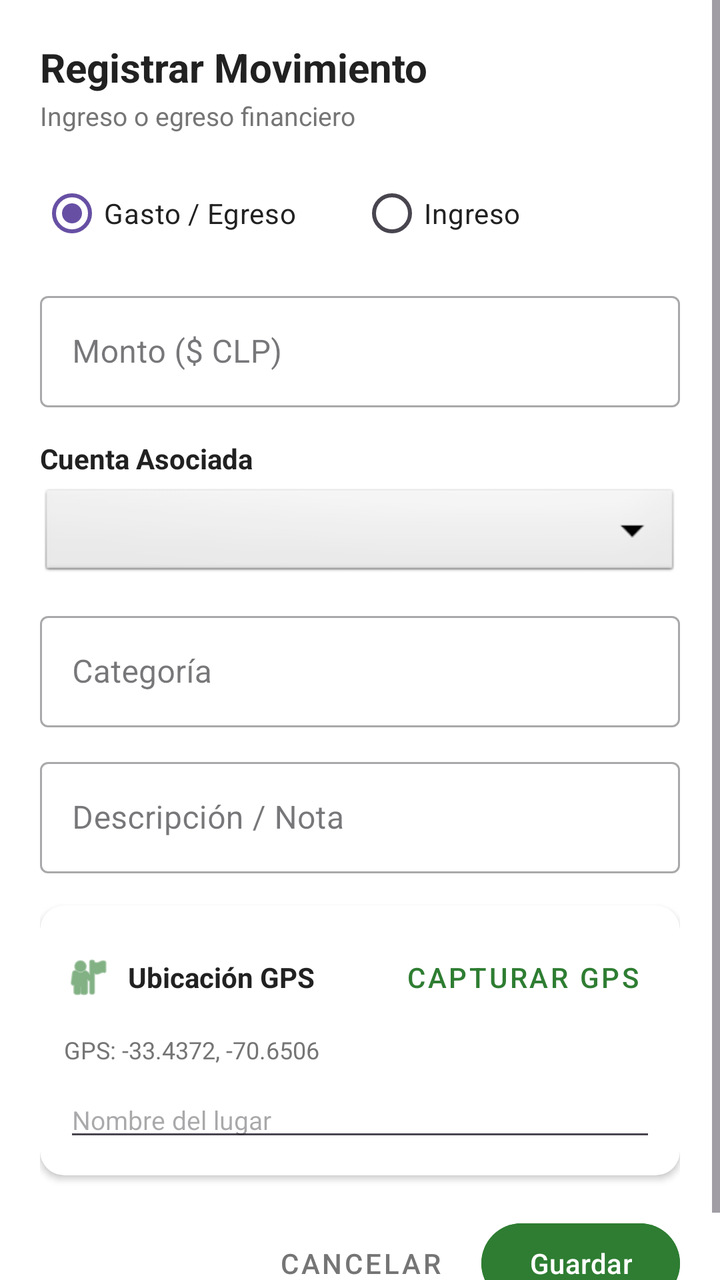
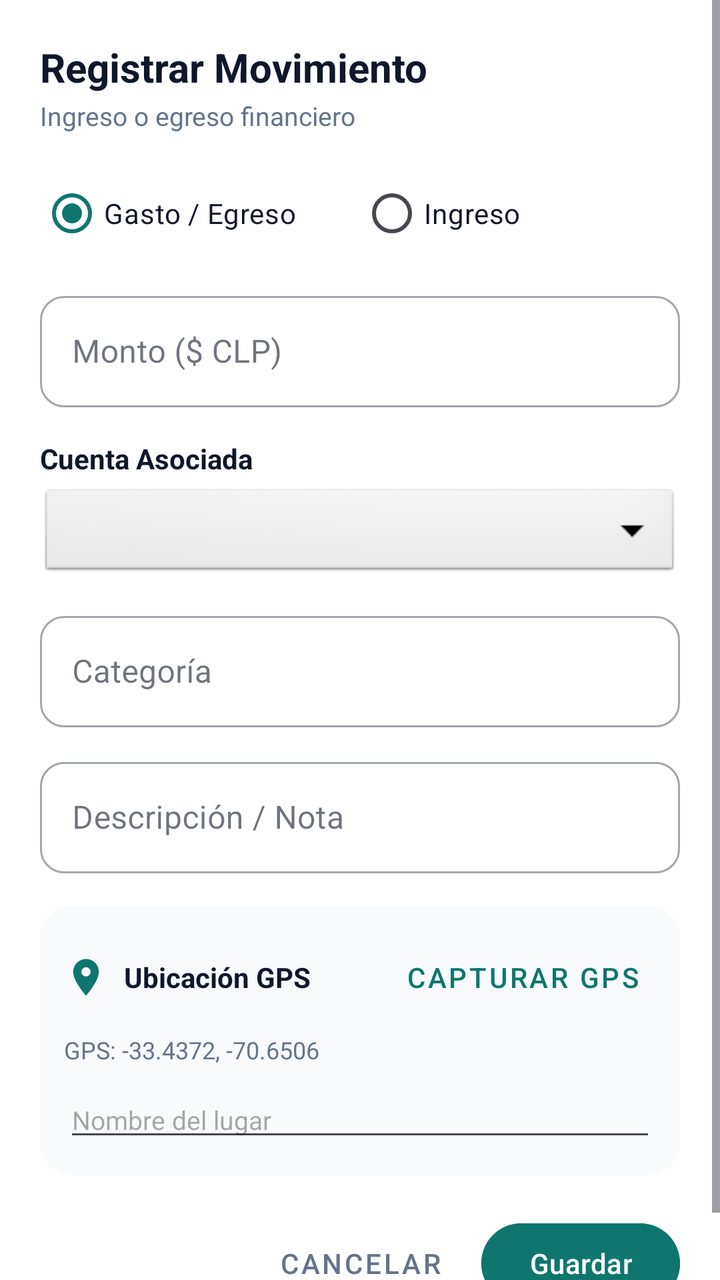

Compare the two renders of this Android layout. The source of the first and the diff that turns it into the second are given below.
<!-- AndroidManifest.xml: application theme Theme.CashoLocal -->
<!-- res/layout/dialog_add_transaction.xml -->
<?xml version="1.0" encoding="utf-8"?>
<ScrollView xmlns:android="http://schemas.android.com/apk/res/android"
    xmlns:app="http://schemas.android.com/apk/res-auto"
    xmlns:tools="http://schemas.android.com/tools"
    android:id="@+id/scrollnuevatransaccion"
    android:layout_width="match_parent"
    android:layout_height="wrap_content"
    android:background="#FFFFFF"
    tools:context=".AddTransactionDialogFragment">

    <LinearLayout
        android:id="@+id/llcontenedorraizdialogo"
        android:layout_width="match_parent"
        android:layout_height="wrap_content"
        android:orientation="vertical"
        android:padding="20dp">

        
        <TextView
            android:id="@+id/tvtituloregistrarmovimiento"
            android:layout_width="wrap_content"
            android:layout_height="wrap_content"
            android:text="@string/dialog_title"
            android:textColor="#212121"
            android:textSize="20sp"
            android:textStyle="bold" />

        <TextView
            android:id="@+id/tvsubtitulomovimiento"
            android:layout_width="wrap_content"
            android:layout_height="wrap_content"
            android:layout_marginTop="2dp"
            android:text="@string/dialog_subtitle"
            android:textColor="#757575"
            android:textSize="13sp" />

        
        <RadioGroup
            android:id="@+id/rgtipomovimiento"
            android:layout_width="match_parent"
            android:layout_height="wrap_content"
            android:layout_marginTop="16dp"
            android:orientation="horizontal">

            <RadioButton
                android:id="@+id/rbgasto"
                android:layout_width="0dp"
                android:layout_height="wrap_content"
                android:layout_weight="1"
                android:checked="true"
                android:text="@string/rb_expense_label"
                android:textColor="#212121" />

            <RadioButton
                android:id="@+id/rbingreso"
                android:layout_width="0dp"
                android:layout_height="wrap_content"
                android:layout_weight="1"
                android:text="@string/rb_income_label"
                android:textColor="#212121" />

        </RadioGroup>

        
        <com.google.android.material.textfield.TextInputLayout
            android:id="@+id/tilcontenedormonto"
            style="@style/Widget.MaterialComponents.TextInputLayout.OutlinedBox"
            android:layout_width="match_parent"
            android:layout_height="wrap_content"
            android:layout_marginTop="12dp"
            android:hint="@string/amount_hint">

            <com.google.android.material.textfield.TextInputEditText
                android:id="@+id/etmonto"
                android:layout_width="match_parent"
                android:layout_height="wrap_content"
                android:inputType="numberDecimal" />

        </com.google.android.material.textfield.TextInputLayout>

        
        <TextView
            android:id="@+id/tvetiquetacuentaasociada"
            android:layout_width="wrap_content"
            android:layout_height="wrap_content"
            android:layout_marginTop="16dp"
            android:text="@string/associated_account_label"
            android:textColor="#212121"
            android:textSize="14sp"
            android:textStyle="bold" />

        <Spinner
            android:id="@+id/spcuentaasociada"
            android:layout_width="match_parent"
            android:layout_height="48dp"
            android:layout_marginTop="4dp"
            android:background="@android:drawable/btn_dropdown" />

        
        <com.google.android.material.textfield.TextInputLayout
            android:id="@+id/tilcontenedorcategoria"
            style="@style/Widget.MaterialComponents.TextInputLayout.OutlinedBox"
            android:layout_width="match_parent"
            android:layout_height="wrap_content"
            android:layout_marginTop="12dp"
            android:hint="@string/category_hint">

            <com.google.android.material.textfield.TextInputEditText
                android:id="@+id/etcategoria"
                android:layout_width="match_parent"
                android:layout_height="wrap_content"
                android:inputType="text" />

        </com.google.android.material.textfield.TextInputLayout>

        
        <com.google.android.material.textfield.TextInputLayout
            android:id="@+id/tilcontenedordescripcion"
            style="@style/Widget.MaterialComponents.TextInputLayout.OutlinedBox"
            android:layout_width="match_parent"
            android:layout_height="wrap_content"
            android:layout_marginTop="12dp"
            android:hint="@string/description_hint">

            <com.google.android.material.textfield.TextInputEditText
                android:id="@+id/etdescripcionnota"
                android:layout_width="match_parent"
                android:layout_height="wrap_content"
                android:inputType="textMultiLine" />

        </com.google.android.material.textfield.TextInputLayout>

        
        <androidx.cardview.widget.CardView
            android:id="@+id/cvpanelgps"
            android:layout_width="match_parent"
            android:layout_height="wrap_content"
            android:layout_marginTop="16dp"
            app:cardCornerRadius="12dp"
            app:cardElevation="2dp">

            <LinearLayout
                android:id="@+id/llcontenedorgps"
                android:layout_width="match_parent"
                android:layout_height="wrap_content"
                android:orientation="vertical"
                android:padding="12dp">

                <LinearLayout
                    android:id="@+id/llcabeceragps"
                    android:layout_width="match_parent"
                    android:layout_height="wrap_content"
                    android:gravity="center_vertical"
                    android:orientation="horizontal">

                    <ImageView
                        android:id="@+id/imgiconogps"
                        android:layout_width="24dp"
                        android:layout_height="24dp"
                        android:contentDescription="@string/gps_title"
                        android:src="@android:drawable/ic_menu_myplaces"
                        app:tint="#2E7D32" />

                    <TextView
                        android:id="@+id/tvtituloubicacion"
                        android:layout_width="0dp"
                        android:layout_height="wrap_content"
                        android:layout_marginStart="8dp"
                        android:layout_weight="1"
                        android:text="@string/gps_title"
                        android:textColor="#212121"
                        android:textSize="14sp"
                        android:textStyle="bold" />

                    <com.google.android.material.button.MaterialButton
                        android:id="@+id/btncapturargps"
                        style="@style/Widget.MaterialComponents.Button.TextButton"
                        android:layout_width="wrap_content"
                        android:layout_height="wrap_content"
                        android:text="@string/capture_gps_btn"
                        android:textColor="#2E7D32" />

                </LinearLayout>

                <TextView
                    android:id="@+id/tvcoordenadasgps"
                    android:layout_width="wrap_content"
                    android:layout_height="wrap_content"
                    android:layout_marginTop="4dp"
                    android:text="@string/default_gps_coords"
                    android:textColor="#757575"
                    android:textSize="12sp" />

                <com.google.android.material.textfield.TextInputEditText
                    android:id="@+id/etnombrelugar"
                    android:layout_width="match_parent"
                    android:layout_height="wrap_content"
                    android:layout_marginTop="8dp"
                    android:hint="@string/place_name_hint"
                    android:inputType="text"
                    android:textSize="13sp" />

            </LinearLayout>

        </androidx.cardview.widget.CardView>

        
        <LinearLayout
            android:id="@+id/llaccionesdialogo"
            android:layout_width="match_parent"
            android:layout_height="wrap_content"
            android:layout_marginTop="20dp"
            android:gravity="end"
            android:orientation="horizontal">

            <com.google.android.material.button.MaterialButton
                android:id="@+id/btncancelarmovimiento"
                style="@style/Widget.MaterialComponents.Button.TextButton"
                android:layout_width="wrap_content"
                android:layout_height="wrap_content"
                android:text="@string/cancel_btn"
                android:textColor="#757575" />

            <com.google.android.material.button.MaterialButton
                android:id="@+id/btnguardarmovimiento"
                android:layout_width="wrap_content"
                android:layout_height="wrap_content"
                android:layout_marginStart="12dp"
                android:backgroundTint="#2E7D32"
                android:text="@string/save_btn"
                android:textColor="#FFFFFF" />

        </LinearLayout>

    </LinearLayout>

</ScrollView>
<!-- resources referenced by this layout -->
<resources>
  <string name="amount_hint">Monto ($ CLP)</string>
  <string name="associated_account_label">Cuenta Asociada</string>
  <string name="cancel_btn">Cancelar</string>
  <string name="capture_gps_btn">Capturar GPS</string>
  <string name="category_hint">Categoría</string>
  <string name="default_gps_coords">GPS: -33.4372, -70.6506</string>
  <string name="description_hint">Descripción / Nota</string>
  <string name="dialog_subtitle">Ingreso o egreso financiero</string>
  <string name="dialog_title">Registrar Movimiento</string>
  <string name="gps_title">Ubicación GPS</string>
  <string name="place_name_hint">Nombre del lugar</string>
  <string name="rb_expense_label">Gasto / Egreso</string>
  <string name="rb_income_label">Ingreso</string>
  <string name="save_btn">Guardar</string>
  <style name="Theme.CashoLocal" parent="Base.Theme.CashoLocal" />
  <style name="Base.Theme.CashoLocal" parent="Theme.Material3.DayNight.NoActionBar">
          
          
      </style>
</resources>

<!-- the commit's change to res/layout/dialog_add_transaction.xml (unified diff, before → after) -->
@@ -5,7 +5,7 @@
     android:id="@+id/scrollnuevatransaccion"
     android:layout_width="match_parent"
     android:layout_height="wrap_content"
-    android:background="#FFFFFF"
+    android:background="@color/surface_light"
     tools:context=".AddTransactionDialogFragment">
 
     <LinearLayout
@@ -21,7 +21,7 @@
             android:layout_width="wrap_content"
             android:layout_height="wrap_content"
             android:text="@string/dialog_title"
-            android:textColor="#212121"
+            android:textColor="@color/text_primary"
             android:textSize="20sp"
             android:textStyle="bold" />
 
@@ -31,7 +31,7 @@
             android:layout_height="wrap_content"
             android:layout_marginTop="2dp"
             android:text="@string/dialog_subtitle"
-            android:textColor="#757575"
+            android:textColor="@color/text_secondary"
             android:textSize="13sp" />
 
         
@@ -49,7 +49,7 @@
                 android:layout_weight="1"
                 android:checked="true"
                 android:text="@string/rb_expense_label"
-                android:textColor="#212121" />
+                android:textColor="@color/text_primary" />
 
             <RadioButton
                 android:id="@+id/rbingreso"
@@ -57,7 +57,7 @@
                 android:layout_height="wrap_content"
                 android:layout_weight="1"
                 android:text="@string/rb_income_label"
-                android:textColor="#212121" />
+                android:textColor="@color/text_primary" />
 
         </RadioGroup>
 
@@ -68,13 +68,18 @@
             android:layout_width="match_parent"
             android:layout_height="wrap_content"
             android:layout_marginTop="12dp"
-            android:hint="@string/amount_hint">
+            android:hint="@string/amount_hint"
+            app:boxCornerRadiusBottomEnd="12dp"
+            app:boxCornerRadiusBottomStart="12dp"
+            app:boxCornerRadiusTopEnd="12dp"
+            app:boxCornerRadiusTopStart="12dp">
 
             <com.google.android.material.textfield.TextInputEditText
                 android:id="@+id/etmonto"
                 android:layout_width="match_parent"
                 android:layout_height="wrap_content"
-                android:inputType="numberDecimal" />
+                android:inputType="numberDecimal"
+                android:textColor="@color/text_primary" />
 
         </com.google.android.material.textfield.TextInputLayout>
 
@@ -85,7 +90,7 @@
             android:layout_height="wrap_content"
             android:layout_marginTop="16dp"
             android:text="@string/associated_account_label"
-            android:textColor="#212121"
+            android:textColor="@color/text_primary"
             android:textSize="14sp"
             android:textStyle="bold" />
 
@@ -103,13 +108,18 @@
             android:layout_width="match_parent"
             android:layout_height="wrap_content"
             android:layout_marginTop="12dp"
-            android:hint="@string/category_hint">
+            android:hint="@string/category_hint"
+            app:boxCornerRadiusBottomEnd="12dp"
+            app:boxCornerRadiusBottomStart="12dp"
+            app:boxCornerRadiusTopEnd="12dp"
+            app:boxCornerRadiusTopStart="12dp">
 
             <com.google.android.material.textfield.TextInputEditText
                 android:id="@+id/etcategoria"
                 android:layout_width="match_parent"
                 android:layout_height="wrap_content"
-                android:inputType="text" />
+                android:inputType="text"
+                android:textColor="@color/text_primary" />
 
         </com.google.android.material.textfield.TextInputLayout>
 
@@ -120,13 +130,18 @@
             android:layout_width="match_parent"
             android:layout_height="wrap_content"
             android:layout_marginTop="12dp"
-            android:hint="@string/description_hint">
+            android:hint="@string/description_hint"
+            app:boxCornerRadiusBottomEnd="12dp"
+            app:boxCornerRadiusBottomStart="12dp"
+            app:boxCornerRadiusTopEnd="12dp"
+            app:boxCornerRadiusTopStart="12dp">
 
             <com.google.android.material.textfield.TextInputEditText
                 android:id="@+id/etdescripcionnota"
                 android:layout_width="match_parent"
                 android:layout_height="wrap_content"
-                android:inputType="textMultiLine" />
+                android:inputType="textMultiLine"
+                android:textColor="@color/text_primary" />
 
         </com.google.android.material.textfield.TextInputLayout>
 
@@ -136,8 +151,9 @@
             android:layout_width="match_parent"
             android:layout_height="wrap_content"
             android:layout_marginTop="16dp"
-            app:cardCornerRadius="12dp"
-            app:cardElevation="2dp">
+            app:cardBackgroundColor="@color/background_light"
+            app:cardCornerRadius="16dp"
+            app:cardElevation="0dp">
 
             <LinearLayout
                 android:id="@+id/llcontenedorgps"
@@ -155,11 +171,11 @@
 
                     <ImageView
                         android:id="@+id/imgiconogps"
-                        android:layout_width="24dp"
-                        android:layout_height="24dp"
+                        android:layout_width="22dp"
+                        android:layout_height="22dp"
                         android:contentDescription="@string/gps_title"
-                        android:src="@android:drawable/ic_menu_myplaces"
-                        app:tint="#2E7D32" />
+                        android:src="@drawable/ic_location"
+                        app:tint="@color/primary" />
 
                     <TextView
                         android:id="@+id/tvtituloubicacion"
@@ -168,7 +184,7 @@
                         android:layout_marginStart="8dp"
                         android:layout_weight="1"
                         android:text="@string/gps_title"
-                        android:textColor="#212121"
+                        android:textColor="@color/text_primary"
                         android:textSize="14sp"
                         android:textStyle="bold" />
 
@@ -178,7 +194,7 @@
                         android:layout_width="wrap_content"
                         android:layout_height="wrap_content"
                         android:text="@string/capture_gps_btn"
-                        android:textColor="#2E7D32" />
+                        android:textColor="@color/primary" />
 
                 </LinearLayout>
 
@@ -188,7 +204,7 @@
                     android:layout_height="wrap_content"
                     android:layout_marginTop="4dp"
                     android:text="@string/default_gps_coords"
-                    android:textColor="#757575"
+                    android:textColor="@color/text_secondary"
                     android:textSize="12sp" />
 
                 <com.google.android.material.textfield.TextInputEditText
@@ -198,6 +214,7 @@
                     android:layout_marginTop="8dp"
                     android:hint="@string/place_name_hint"
                     android:inputType="text"
+                    android:textColor="@color/text_primary"
                     android:textSize="13sp" />
 
             </LinearLayout>
@@ -219,16 +236,16 @@
                 android:layout_width="wrap_content"
                 android:layout_height="wrap_content"
                 android:text="@string/cancel_btn"
-                android:textColor="#757575" />
+                android:textColor="@color/text_secondary" />
 
             <com.google.android.material.button.MaterialButton
                 android:id="@+id/btnguardarmovimiento"
                 android:layout_width="wrap_content"
                 android:layout_height="wrap_content"
                 android:layout_marginStart="12dp"
-                android:backgroundTint="#2E7D32"
+                android:backgroundTint="@color/primary"
                 android:text="@string/save_btn"
-                android:textColor="#FFFFFF" />
+                android:textColor="@color/white" />
 
         </LinearLayout>
 
<!-- resource entries referenced after the edit -->
@@ -1,5 +1,21 @@
 <!-- resources referenced by this layout -->
 <resources>
+  <color name="background_light">#F8FAFC</color>
+  <color name="primary">#0F766E</color>
+  <color name="surface_light">#FFFFFF</color>
+  <color name="text_primary">#0F172A</color>
+  <color name="text_secondary">#64748B</color>
+  <color name="white">#FFFFFFFF</color>
+  <!-- drawable ic_location (drawable) -->
+  <vector xmlns:android="http://schemas.android.com/apk/res/android"
+      android:width="24dp"
+      android:height="24dp"
+      android:viewportWidth="24"
+      android:viewportHeight="24">
+      <path
+          android:fillColor="#FF000000"
+          android:pathData="M12,2C8.13,2 5,5.13 5,9c0,5.25 7,13 7,13s7,-7.75 7,-13c0,-3.87 -3.13,-7 -7,-7zm0,9.5c-1.38,0 -2.5,-1.12 -2.5,-2.5s1.12,-2.5 2.5,-2.5 2.5,1.12 2.5,2.5 -1.12,2.5 -2.5,2.5z"/>
+  </vector>
   <string name="amount_hint">Monto ($ CLP)</string>
   <string name="associated_account_label">Cuenta Asociada</string>
   <string name="cancel_btn">Cancelar</string>
@@ -17,7 +33,21 @@
   <style name="Theme.CashoLocal" parent="Base.Theme.CashoLocal" />
   <style name="Base.Theme.CashoLocal" parent="Theme.Material3.DayNight.NoActionBar">
           
-          
+          <item name="colorPrimary">@color/primary</item>
+          <item name="colorPrimaryVariant">@color/primary_dark</item>
+          <item name="colorOnPrimary">@color/white</item>
+          <item name="colorPrimaryContainer">@color/primary_container</item>
+          <item name="colorOnPrimaryContainer">@color/on_primary_container</item>
+  
+          <item name="android:windowBackground">@color/background_light</item>
+          <item name="colorSurface">@color/surface_light</item>
+          <item name="colorOnSurface">@color/text_primary</item>
+  
+          <item name="android:statusBarColor">@color/background_light</item>
+          <item name="android:windowLightStatusBar">true</item>
       </style>
+  <color name="primary_dark">#047857</color>
+  <color name="primary_container">#ECFDF5</color>
+  <color name="on_primary_container">#047857</color>
 </resources>
 
